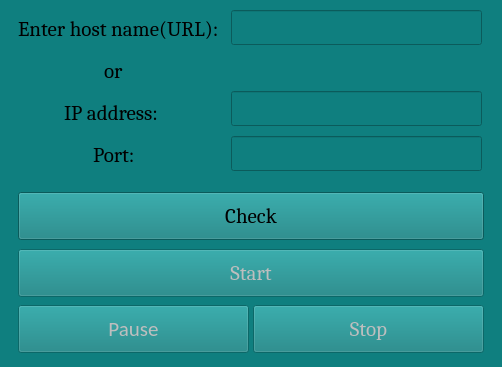
This is .ui & .qrc files/design.ui in WhoIAm-Benjamin/DDOS_Attack as Qt 5 draws it before an edit. The edited form follows.
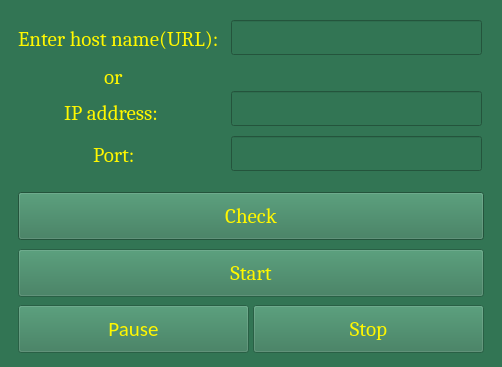
This is the edited form.

```diff
--- a/.ui & .qrc files/design.ui
+++ b/.ui & .qrc files/design.ui
@@ -35,14 +35,15 @@
    <bool>false</bool>
   </property>
   <property name="styleSheet">
-   <string notr="true">background: rgb(15, 127, 127)</string>
+   <string notr="true">background: rgb(50, 117, 84);
+color: rgb(255, 247, 0);</string>
   </property>
   <widget class="QWidget" name="centralwidget">
    <widget class="QLineEdit" name="URL_address">
     <property name="geometry">
      <rect>
       <x>231</x>
-      <y>10</y>
+      <y>20</y>
       <width>251</width>
       <height>35</height>
      </rect>
@@ -73,7 +74,7 @@
     <property name="geometry">
      <rect>
       <x>18</x>
-      <y>18</y>
+      <y>28</y>
       <width>211</width>
       <height>22</height>
      </rect>
@@ -84,6 +85,9 @@
       <pointsize>16</pointsize>
      </font>
     </property>
+    <property name="styleSheet">
+     <string notr="true"/>
+    </property>
     <property name="text">
      <string>Enter host name(URL):</string>
     </property>
@@ -92,7 +96,7 @@
     <property name="geometry">
      <rect>
       <x>104</x>
-      <y>60</y>
+      <y>66</y>
       <width>26</width>
       <height>22</height>
      </rect>
@@ -192,6 +196,205 @@
       <height>48</height>
      </rect>
     </property>
+    <property name="palette">
+     <palette>
+      <active>
+       <colorrole role="WindowText">
+        <brush brushstyle="SolidPattern">
+         <color alpha="255">
+          <red>255</red>
+          <green>247</green>
+          <blue>0</blue>
+         </color>
+        </brush>
+       </colorrole>
+       <colorrole role="Button">
+        <brush brushstyle="SolidPattern">
+         <color alpha="255">
+          <red>56</red>
+          <green>132</green>
+          <blue>94</blue>
+         </color>
+        </brush>
+       </colorrole>
+       <colorrole role="Text">
+        <brush brushstyle="SolidPattern">
+         <color alpha="255">
+          <red>255</red>
+          <green>247</green>
+          <blue>0</blue>
+         </color>
+        </brush>
+       </colorrole>
+       <colorrole role="ButtonText">
+        <brush brushstyle="SolidPattern">
+         <color alpha="255">
+          <red>255</red>
+          <green>247</green>
+          <blue>0</blue>
+         </color>
+        </brush>
+       </colorrole>
+       <colorrole role="Base">
+        <brush brushstyle="SolidPattern">
+         <color alpha="255">
+          <red>50</red>
+          <green>117</green>
+          <blue>84</blue>
+         </color>
+        </brush>
+       </colorrole>
+       <colorrole role="Window">
+        <brush brushstyle="SolidPattern">
+         <color alpha="255">
+          <red>50</red>
+          <green>117</green>
+          <blue>84</blue>
+         </color>
+        </brush>
+       </colorrole>
+       <colorrole role="PlaceholderText">
+        <brush brushstyle="NoBrush">
+         <color alpha="128">
+          <red>120</red>
+          <green>120</green>
+          <blue>120</blue>
+         </color>
+        </brush>
+       </colorrole>
+      </active>
+      <inactive>
+       <colorrole role="WindowText">
+        <brush brushstyle="SolidPattern">
+         <color alpha="255">
+          <red>255</red>
+          <green>247</green>
+          <blue>0</blue>
+         </color>
+        </brush>
+       </colorrole>
+       <colorrole role="Button">
+        <brush brushstyle="SolidPattern">
+         <color alpha="255">
+          <red>26</red>
+          <green>42</green>
+          <blue>35</blue>
+         </color>
+        </brush>
+       </colorrole>
+       <colorrole role="Text">
+        <brush brushstyle="SolidPattern">
+         <color alpha="255">
+          <red>255</red>
+          <green>247</green>
+          <blue>0</blue>
+         </color>
+        </brush>
+       </colorrole>
+       <colorrole role="ButtonText">
+        <brush brushstyle="SolidPattern">
+         <color alpha="255">
+          <red>255</red>
+          <green>247</green>
+          <blue>0</blue>
+         </color>
+        </brush>
+       </colorrole>
+       <colorrole role="Base">
+        <brush brushstyle="SolidPattern">
+         <color alpha="255">
+          <red>50</red>
+          <green>117</green>
+          <blue>84</blue>
+         </color>
+        </brush>
+       </colorrole>
+       <colorrole role="Window">
+        <brush brushstyle="SolidPattern">
+         <color alpha="255">
+          <red>50</red>
+          <green>117</green>
+          <blue>84</blue>
+         </color>
+        </brush>
+       </colorrole>
+       <colorrole role="PlaceholderText">
+        <brush brushstyle="NoBrush">
+         <color alpha="128">
+          <red>255</red>
+          <green>247</green>
+          <blue>0</blue>
+         </color>
+        </brush>
+       </colorrole>
+      </inactive>
+      <disabled>
+       <colorrole role="WindowText">
+        <brush brushstyle="SolidPattern">
+         <color alpha="255">
+          <red>255</red>
+          <green>247</green>
+          <blue>0</blue>
+         </color>
+        </brush>
+       </colorrole>
+       <colorrole role="Button">
+        <brush brushstyle="SolidPattern">
+         <color alpha="255">
+          <red>117</red>
+          <green>74</green>
+          <blue>43</blue>
+         </color>
+        </brush>
+       </colorrole>
+       <colorrole role="Text">
+        <brush brushstyle="SolidPattern">
+         <color alpha="255">
+          <red>255</red>
+          <green>247</green>
+          <blue>0</blue>
+         </color>
+        </brush>
+       </colorrole>
+       <colorrole role="ButtonText">
+        <brush brushstyle="SolidPattern">
+         <color alpha="255">
+          <red>255</red>
+          <green>247</green>
+          <blue>0</blue>
+         </color>
+        </brush>
+       </colorrole>
+       <colorrole role="Base">
+        <brush brushstyle="SolidPattern">
+         <color alpha="255">
+          <red>50</red>
+          <green>117</green>
+          <blue>84</blue>
+         </color>
+        </brush>
+       </colorrole>
+       <colorrole role="Window">
+        <brush brushstyle="SolidPattern">
+         <color alpha="255">
+          <red>50</red>
+          <green>117</green>
+          <blue>84</blue>
+         </color>
+        </brush>
+       </colorrole>
+       <colorrole role="PlaceholderText">
+        <brush brushstyle="NoBrush">
+         <color alpha="128">
+          <red>255</red>
+          <green>247</green>
+          <blue>0</blue>
+         </color>
+        </brush>
+       </colorrole>
+      </disabled>
+     </palette>
+    </property>
     <property name="font">
      <font>
       <family>Cambria</family>
@@ -255,6 +458,232 @@
       <height>48</height>
      </rect>
     </property>
+    <property name="palette">
+     <palette>
+      <active>
+       <colorrole role="WindowText">
+        <brush brushstyle="SolidPattern">
+         <color alpha="255">
+          <red>255</red>
+          <green>247</green>
+          <blue>0</blue>
+         </color>
+        </brush>
+       </colorrole>
+       <colorrole role="Button">
+        <brush brushstyle="SolidPattern">
+         <color alpha="255">
+          <red>50</red>
+          <green>117</green>
+          <blue>84</blue>
+         </color>
+        </brush>
+       </colorrole>
+       <colorrole role="Text">
+        <brush brushstyle="SolidPattern">
+         <color alpha="255">
+          <red>255</red>
+          <green>247</green>
+          <blue>0</blue>
+         </color>
+        </brush>
+       </colorrole>
+       <colorrole role="ButtonText">
+        <brush brushstyle="SolidPattern">
+         <color alpha="255">
+          <red>255</red>
+          <green>247</green>
+          <blue>0</blue>
+         </color>
+        </brush>
+       </colorrole>
+       <colorrole role="Base">
+        <brush brushstyle="SolidPattern">
+         <color alpha="255">
+          <red>50</red>
+          <green>117</green>
+          <blue>84</blue>
+         </color>
+        </brush>
+       </colorrole>
+       <colorrole role="Window">
+        <brush brushstyle="SolidPattern">
+         <color alpha="255">
+          <red>50</red>
+          <green>117</green>
+          <blue>84</blue>
+         </color>
+        </brush>
+       </colorrole>
+       <colorrole role="Shadow">
+        <brush brushstyle="SolidPattern">
+         <color alpha="255">
+          <red>34</red>
+          <green>79</green>
+          <blue>56</blue>
+         </color>
+        </brush>
+       </colorrole>
+       <colorrole role="PlaceholderText">
+        <brush brushstyle="NoBrush">
+         <color alpha="128">
+          <red>255</red>
+          <green>247</green>
+          <blue>0</blue>
+         </color>
+        </brush>
+       </colorrole>
+      </active>
+      <inactive>
+       <colorrole role="WindowText">
+        <brush brushstyle="SolidPattern">
+         <color alpha="255">
+          <red>255</red>
+          <green>247</green>
+          <blue>0</blue>
+         </color>
+        </brush>
+       </colorrole>
+       <colorrole role="Button">
+        <brush brushstyle="SolidPattern">
+         <color alpha="255">
+          <red>50</red>
+          <green>117</green>
+          <blue>84</blue>
+         </color>
+        </brush>
+       </colorrole>
+       <colorrole role="Text">
+        <brush brushstyle="SolidPattern">
+         <color alpha="255">
+          <red>255</red>
+          <green>247</green>
+          <blue>0</blue>
+         </color>
+        </brush>
+       </colorrole>
+       <colorrole role="ButtonText">
+        <brush brushstyle="SolidPattern">
+         <color alpha="255">
+          <red>255</red>
+          <green>247</green>
+          <blue>0</blue>
+         </color>
+        </brush>
+       </colorrole>
+       <colorrole role="Base">
+        <brush brushstyle="SolidPattern">
+         <color alpha="255">
+          <red>50</red>
+          <green>117</green>
+          <blue>84</blue>
+         </color>
+        </brush>
+       </colorrole>
+       <colorrole role="Window">
+        <brush brushstyle="SolidPattern">
+         <color alpha="255">
+          <red>50</red>
+          <green>117</green>
+          <blue>84</blue>
+         </color>
+        </brush>
+       </colorrole>
+       <colorrole role="Shadow">
+        <brush brushstyle="SolidPattern">
+         <color alpha="255">
+          <red>34</red>
+          <green>79</green>
+          <blue>56</blue>
+         </color>
+        </brush>
+       </colorrole>
+       <colorrole role="PlaceholderText">
+        <brush brushstyle="NoBrush">
+         <color alpha="128">
+          <red>255</red>
+          <green>247</green>
+          <blue>0</blue>
+         </color>
+        </brush>
+       </colorrole>
+      </inactive>
+      <disabled>
+       <colorrole role="WindowText">
+        <brush brushstyle="SolidPattern">
+         <color alpha="255">
+          <red>255</red>
+          <green>247</green>
+          <blue>0</blue>
+         </color>
+        </brush>
+       </colorrole>
+       <colorrole role="Button">
+        <brush brushstyle="SolidPattern">
+         <color alpha="255">
+          <red>50</red>
+          <green>117</green>
+          <blue>84</blue>
+         </color>
+        </brush>
+       </colorrole>
+       <colorrole role="Text">
+        <brush brushstyle="SolidPattern">
+         <color alpha="255">
+          <red>255</red>
+          <green>247</green>
+          <blue>0</blue>
+         </color>
+        </brush>
+       </colorrole>
+       <colorrole role="ButtonText">
+        <brush brushstyle="SolidPattern">
+         <color alpha="255">
+          <red>255</red>
+          <green>247</green>
+          <blue>0</blue>
+         </color>
+        </brush>
+       </colorrole>
+       <colorrole role="Base">
+        <brush brushstyle="SolidPattern">
+         <color alpha="255">
+          <red>50</red>
+          <green>117</green>
+          <blue>84</blue>
+         </color>
+        </brush>
+       </colorrole>
+       <colorrole role="Window">
+        <brush brushstyle="SolidPattern">
+         <color alpha="255">
+          <red>50</red>
+          <green>117</green>
+          <blue>84</blue>
+         </color>
+        </brush>
+       </colorrole>
+       <colorrole role="Shadow">
+        <brush brushstyle="SolidPattern">
+         <color alpha="255">
+          <red>34</red>
+          <green>79</green>
+          <blue>56</blue>
+         </color>
+        </brush>
+       </colorrole>
+       <colorrole role="PlaceholderText">
+        <brush brushstyle="NoBrush">
+         <color alpha="128">
+          <red>255</red>
+          <green>247</green>
+          <blue>0</blue>
+         </color>
+        </brush>
+       </colorrole>
+      </disabled>
+     </palette>
+    </property>
     <property name="font">
      <font>
       <family>Cambria</family>
```
